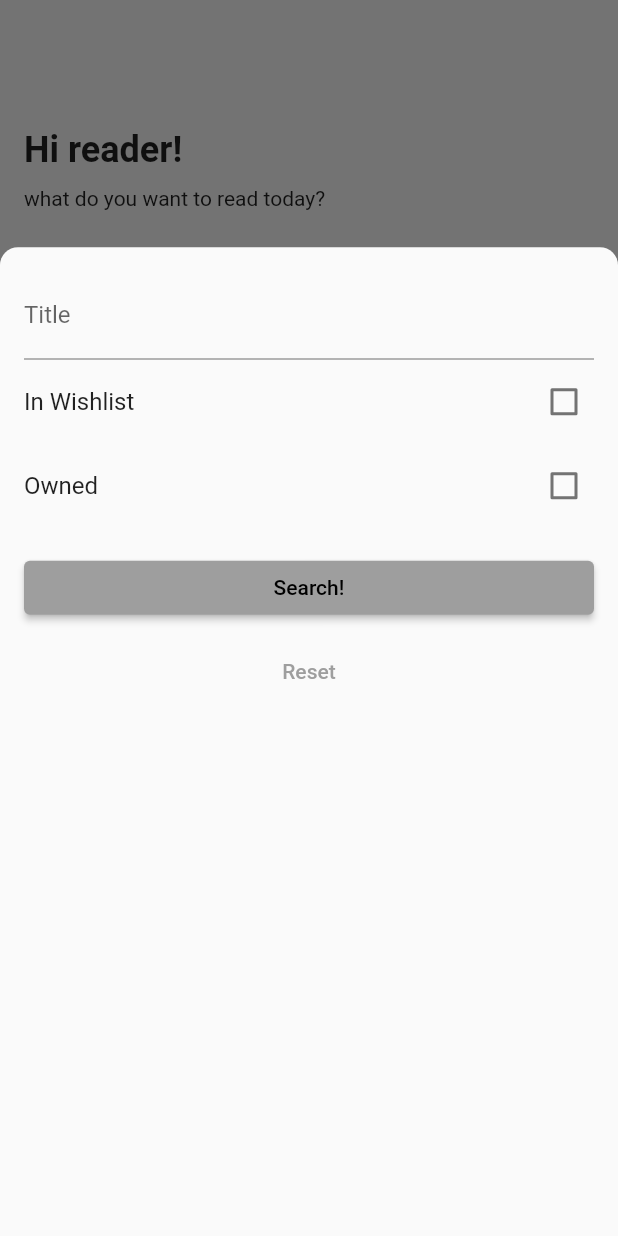
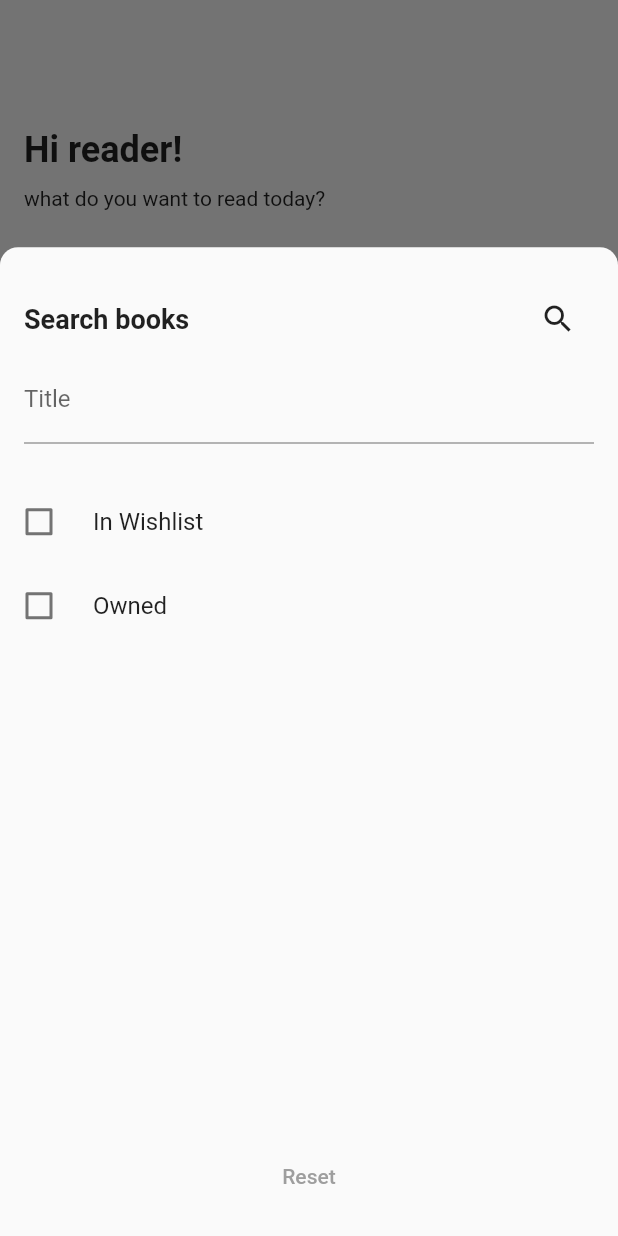
Before and after one commit to Knospfer/readee, a Flutter app: the screen it shows after launch, after a tap on the "search" icon, on a phone screen of 412 x 824 dp. Run offline on Flutter 3.47's test engine with Material 2 defaults, Android fonts, the phone set to English and light mode, and no system bars; drawn by our look-alikes of reactive_forms; our stand-ins replace auto_route, bloc, cloud_firestore, firebase_core, flutter_bloc, freezed_annotation and 4 more; accounts and stored records are empty; generated files the repository leaves out were written again.

Commit message:
feat: update filter modal ui

```diff
--- a/lib/screens/filter_modal.dart
+++ b/lib/screens/filter_modal.dart
@@ -55,7 +55,29 @@ class _FilterModalState extends State<FilterModal> {
           crossAxisAlignment: CrossAxisAlignment.stretch,
           children: [
             Padding(
-              padding: const EdgeInsets.all(16).copyWith(bottom: 0),
+              padding: const EdgeInsets.all(16).copyWith(bottom: 0, top: 24),
+              child: Row(
+                mainAxisAlignment: MainAxisAlignment.spaceBetween,
+                children: [
+                  const Text(
+                    "Search books",
+                    style: TextStyle(
+                      fontSize: 18,
+                      fontWeight: FontWeight.bold,
+                    ),
+                  ),
+                  ReactiveFormConsumer(
+                    builder: (context, form, _) => IconButton(
+                      onPressed: () => _submit(context, form),
+                      icon: const Icon(Icons.search),
+                    ),
+                  ),
+                ],
+              ),
+            ),
+            Padding(
+              padding: const EdgeInsets.symmetric(horizontal: 16)
+                  .copyWith(bottom: 24),
               child: ReactiveTextField(
                 formControlName: 'name',
                 decoration: const InputDecoration(
@@ -64,25 +86,17 @@ class _FilterModalState extends State<FilterModal> {
                 ),
               ),
             ),
-            ReactiveCheckboxListTile(
-              title: const Text("In Wishlist"),
+            const _FilterListTile(
+              title: "In Wishlist",
               formControlName: "wishlisted",
             ),
-            ReactiveCheckboxListTile(
-              title: const Text("Owned"),
+            const _FilterListTile(
+              title: "Owned",
               formControlName: "owned",
             ),
+            const Expanded(child: SizedBox()),
             Padding(
-              padding: const EdgeInsets.all(16).copyWith(bottom: 8),
-              child: ReactiveFormConsumer(
-                builder: (context, form, _) => ElevatedButton(
-                  onPressed: () => _submit(context, form),
-                  child: const Text("Search!"),
-                ),
-              ),
-            ),
-            Padding(
-              padding: const EdgeInsets.symmetric(horizontal: 16),
+              padding: const EdgeInsets.all(16),
               child: TextButton(
                 onPressed: () => context.router.pop(),
                 child: const Text("Reset"),
@@ -94,3 +108,20 @@ class _FilterModalState extends State<FilterModal> {
     );
   }
 }
+
+class _FilterListTile extends StatelessWidget {
+  final String formControlName;
+  final String title;
+
+  const _FilterListTile({required this.formControlName, required this.title});
+
+  @override
+  Widget build(BuildContext context) {
+    return ReactiveCheckboxListTile(
+      title: Text(title),
+      formControlName: formControlName,
+      controlAffinity: ListTileControlAffinity.leading,
+      contentPadding: const EdgeInsets.only(right: 16, left: 6),
+    );
+  }
+}
```
